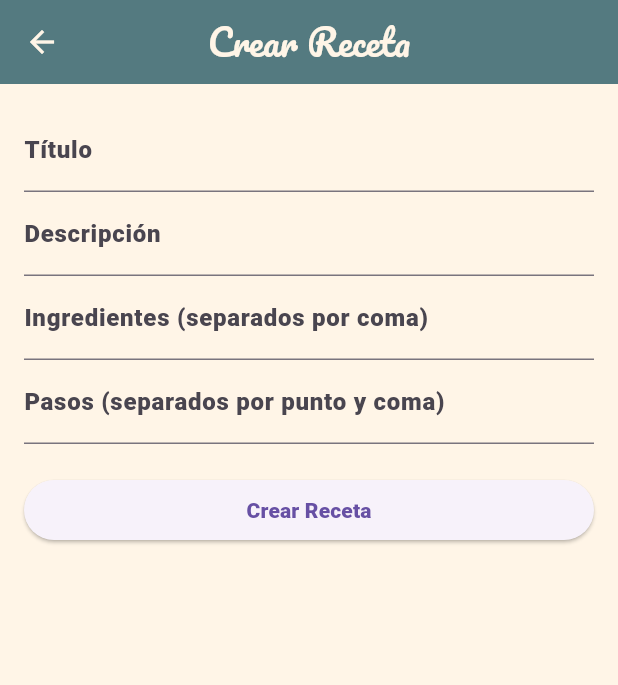
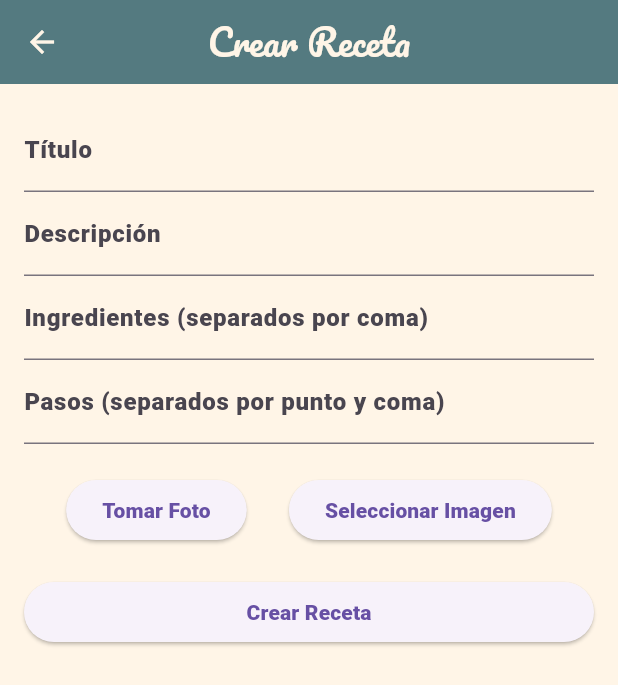
Before and after one commit to Jiwemoyo/EasyMenuApp, a Flutter app: the CreateRecipeScreen screen opened directly with empty values, on a phone screen of 412 x 824 dp. Shown: the top 685 px of the screen. Run offline on Flutter 3.47's test engine with Material 3 defaults, Android fonts, the phone set to English and light mode, and no system bars; our stand-ins replace cached_network_image, image_picker; network calls fail; Roboto replaces fonts that are missing (Roboto-bold).

Commit message:
imagen agregada a recetas

```diff
--- a/lib/screens/create_recipe_screen.dart
+++ b/lib/screens/create_recipe_screen.dart
@@ -1,4 +1,6 @@
 import 'package:flutter/material.dart';
+import 'package:image_picker/image_picker.dart';
+import 'dart:io';
 import '../services/recipe_service.dart';
 
 class CreateRecipeScreen extends StatefulWidget {
@@ -16,6 +18,16 @@ class _CreateRecipeScreenState extends State<CreateRecipeScreen> {
   final TextEditingController _descriptionController = TextEditingController();
   final TextEditingController _ingredientsController = TextEditingController();
   final TextEditingController _stepsController = TextEditingController();
+  File? _image;
+
+  Future<void> _pickImage(ImageSource source) async {
+    final pickedFile = await ImagePicker().pickImage(source: source);
+    if (pickedFile != null) {
+      setState(() {
+        _image = File(pickedFile.path);
+      });
+    }
+  }
 
   @override
   Widget build(BuildContext context) {
@@ -67,6 +79,24 @@ class _CreateRecipeScreenState extends State<CreateRecipeScreen> {
               },
             ),
             SizedBox(height: 20),
+            Row(
+              mainAxisAlignment: MainAxisAlignment.spaceEvenly,
+              children: [
+                ElevatedButton(
+                  onPressed: () => _pickImage(ImageSource.camera),
+                  child: Text('Tomar Foto'),
+                ),
+                ElevatedButton(
+                  onPressed: () => _pickImage(ImageSource.gallery),
+                  child: Text('Seleccionar Imagen'),
+                ),
+              ],
+            ),
+            if (_image != null) ...[
+              SizedBox(height: 20),
+              Image.file(_image!, height: 200),
+            ],
+            SizedBox(height: 20),
             ElevatedButton(
               onPressed: () async {
                 if (_formKey.currentState!.validate()) {
@@ -77,6 +107,7 @@ class _CreateRecipeScreenState extends State<CreateRecipeScreen> {
                       'ingredients': _ingredientsController.text.split(',').map((e) => e.trim()).toList(),
                       'steps': _stepsController.text.split(';').map((e) => e.trim()).toList(),
                       'author': widget.userId,
+                      'image': _image,
                     });
                     Navigator.pop(context, true);
                   } catch (e) {
--- a/pubspec.yaml
+++ b/pubspec.yaml
@@ -11,6 +11,8 @@ dependencies:
     sdk: flutter
   http: ^1.2.2  # Añadida la dependencia http
   cached_network_image: ^3.2.0
+  image_picker: ^0.8.4+4
+  http_parser: ^4.0.0
 
 dev_dependencies:
   flutter_test:
```
Also changed, not shown: lib/screens/profile_screen.dart (+27 -13 lines), lib/services/recipe_service.dart (+40 -10 lines), pubspec.lock, 5 other files.
